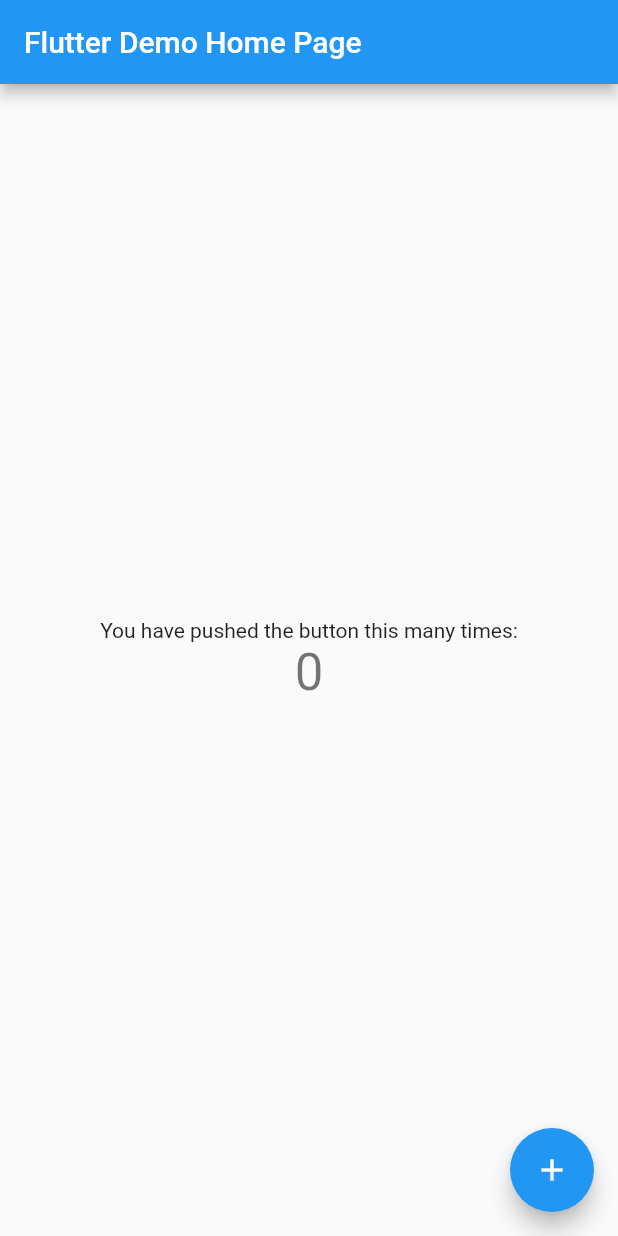
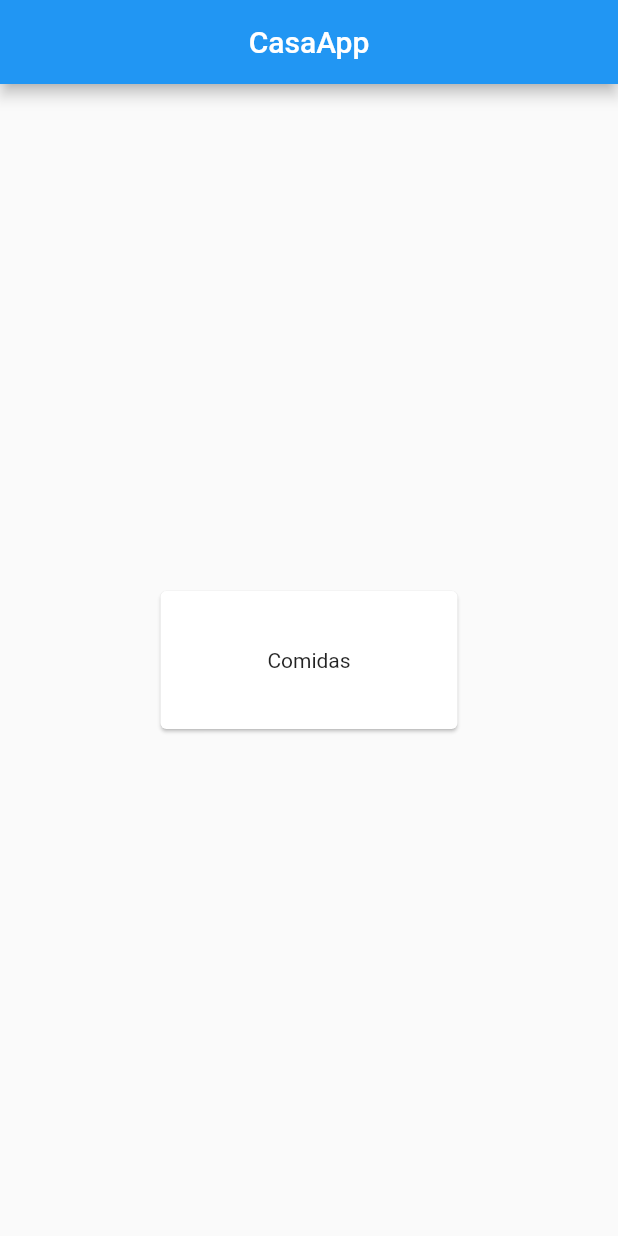
Before and after one commit to juanalcp/CasaAppFlutter, a Flutter app: the screen it shows after launch, on a phone screen of 412 x 824 dp. Run offline on Flutter 3.47's test engine with Material 2 defaults, Android fonts, the light colour scheme and no system bars.

Commit message:
Created Home page, router and meals page.

```diff
--- /dev/null
+++ b/lib/features/home/HomeButton.dart
@@ -0,0 +1,28 @@
+import 'package:casaapp/pages/meals.dart';
+import 'package:casaapp/utils/Navigator.dart';
+import 'package:flutter/material.dart';
+
+class HomeButton extends StatelessWidget {
+  final String title;
+  final String path;
+
+  const HomeButton({super.key, required this.title, required this.path});
+
+  @override
+  Widget build(BuildContext context) {
+    return FractionallySizedBox(
+      widthFactor: 0.5,
+      child: SizedBox(
+        height: 100,
+        child: GestureDetector(
+          onTap: () => AppNavigator.navigate(context, Meals.routeName),
+          child: Card(
+            child: Center(
+              child: Text(title),
+            ),
+          ),
+        ),
+      ),
+    );
+  }
+}
--- a/lib/main.dart
+++ b/lib/main.dart
@@ -1,3 +1,5 @@
+import 'package:casaapp/pages/Home.dart';
+import 'package:casaapp/routes/routes.dart';
 import 'package:flutter/material.dart';
 
 void main() {
@@ -13,103 +15,10 @@
     return MaterialApp(
       title: 'Flutter Demo',
       theme: ThemeData(
-        // This is the theme of your application.
-        //
-        // Try running your application with "flutter run". You'll see the
-        // application has a blue toolbar. Then, without quitting the app, try
-        // changing the primarySwatch below to Colors.green and then invoke
-        // "hot reload" (press "r" in the console where you ran "flutter run",
-        // or simply save your changes to "hot reload" in a Flutter IDE).
-        // Notice that the counter didn't reset back to zero; the application
-        // is not restarted.
         primarySwatch: Colors.blue,
       ),
-      home: const MyHomePage(title: 'Flutter Demo Home Page'),
+      initialRoute: Home.routeName,
+      routes: routes,
     );
   }
 }
-
-class MyHomePage extends StatefulWidget {
-  const MyHomePage({super.key, required this.title});
-
-  // This widget is the home page of your application. It is stateful, meaning
-  // that it has a State object (defined below) that contains fields that affect
-  // how it looks.
-
-  // This class is the configuration for the state. It holds the values (in this
-  // case the title) provided by the parent (in this case the App widget) and
-  // used by the build method of the State. Fields in a Widget subclass are
-  // always marked "final".
-
-  final String title;
-
-  @override
-  State<MyHomePage> createState() => _MyHomePageState();
-}
-
-class _MyHomePageState extends State<MyHomePage> {
-  int _counter = 0;
-
-  void _incrementCounter() {
-    setState(() {
-      // This call to setState tells the Flutter framework that something has
-      // changed in this State, which causes it to rerun the build method below
-      // so that the display can reflect the updated values. If we changed
-      // _counter without calling setState(), then the build method would not be
-      // called again, and so nothing would appear to happen.
-      _counter++;
-    });
-  }
-
-  @override
-  Widget build(BuildContext context) {
-    // This method is rerun every time setState is called, for instance as done
-    // by the _incrementCounter method above.
-    //
-    // The Flutter framework has been optimized to make rerunning build methods
-    // fast, so that you can just rebuild anything that needs updating rather
-    // than having to individually change instances of widgets.
-    return Scaffold(
-      appBar: AppBar(
-        // Here we take the value from the MyHomePage object that was created by
-        // the App.build method, and use it to set our appbar title.
-        title: Text(widget.title),
-      ),
-      body: Center(
-        // Center is a layout widget. It takes a single child and positions it
-        // in the middle of the parent.
-        child: Column(
-          // Column is also a layout widget. It takes a list of children and
-          // arranges them vertically. By default, it sizes itself to fit its
-          // children horizontally, and tries to be as tall as its parent.
-          //
-          // Invoke "debug painting" (press "p" in the console, choose the
-          // "Toggle Debug Paint" action from the Flutter Inspector in Android
-          // Studio, or the "Toggle Debug Paint" command in Visual Studio Code)
-          // to see the wireframe for each widget.
-          //
-          // Column has various properties to control how it sizes itself and
-          // how it positions its children. Here we use mainAxisAlignment to
-          // center the children vertically; the main axis here is the vertical
-          // axis because Columns are vertical (the cross axis would be
-          // horizontal).
-          mainAxisAlignment: MainAxisAlignment.center,
-          children: <Widget>[
-            const Text(
-              'You have pushed the button this many times:',
-            ),
-            Text(
-              '$_counter',
-              style: Theme.of(context).textTheme.headlineMedium,
-            ),
-          ],
-        ),
-      ),
-      floatingActionButton: FloatingActionButton(
-        onPressed: _incrementCounter,
-        tooltip: 'Increment',
-        child: const Icon(Icons.add),
-      ), // This trailing comma makes auto-formatting nicer for build methods.
-    );
-  }
-}
--- /dev/null
+++ b/lib/pages/Home.dart
@@ -0,0 +1,27 @@
+import 'package:casaapp/features/home/homeButton.dart';
+import 'package:casaapp/pages/meals.dart';
+import 'package:flutter/material.dart';
+
+class Home extends StatelessWidget {
+  static const String routeName = "Home";
+  const Home({super.key});
+
+  @override
+  Widget build(BuildContext context) {
+    return Scaffold(
+      appBar: AppBar(
+        centerTitle: true,
+        title: const Text("CasaApp"),
+      ),
+      body: Center(
+        child: Wrap(
+          spacing: 20,
+          runSpacing: 20,
+          children: const <Widget>[
+            HomeButton(title: "Comidas", path: Meals.routeName)
+          ],
+        ),
+      ),
+    );
+  }
+}
--- /dev/null
+++ b/lib/utils/Navigator.dart
@@ -0,0 +1,7 @@
+import 'package:flutter/material.dart';
+
+class AppNavigator {
+  static navigate(context, String path) {
+    Navigator.of(context).pushNamed(path);
+  }
+}
```
Also changed, not shown: lib/pages/Meals.dart (added, +29 -0 lines), lib/routes/Routes.dart (added, +8 -0 lines).
